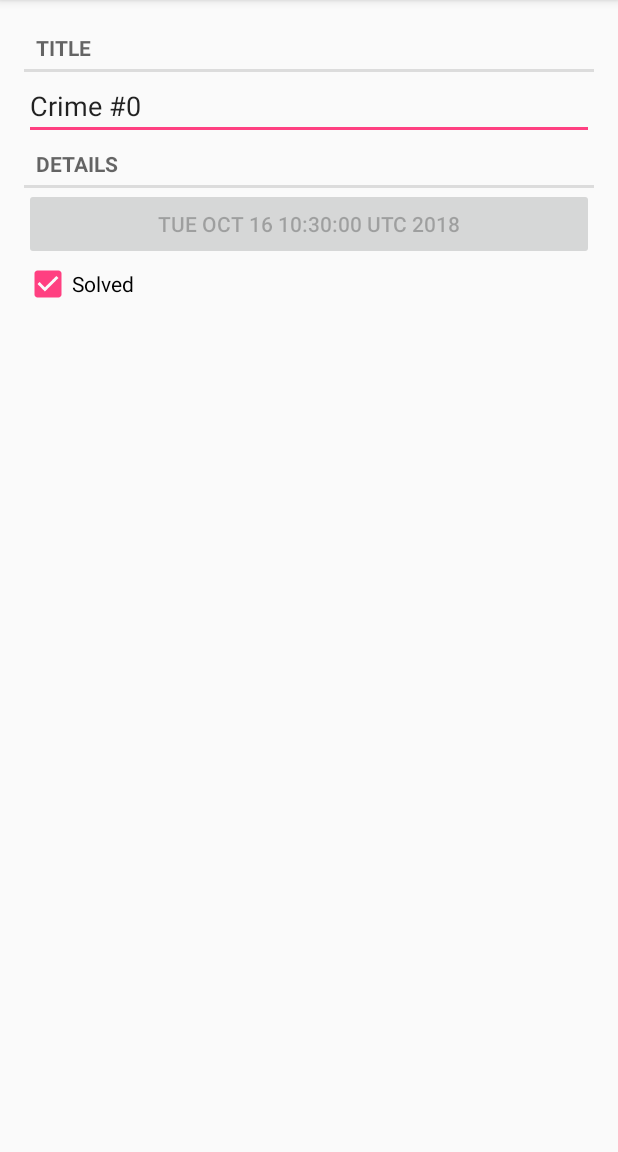
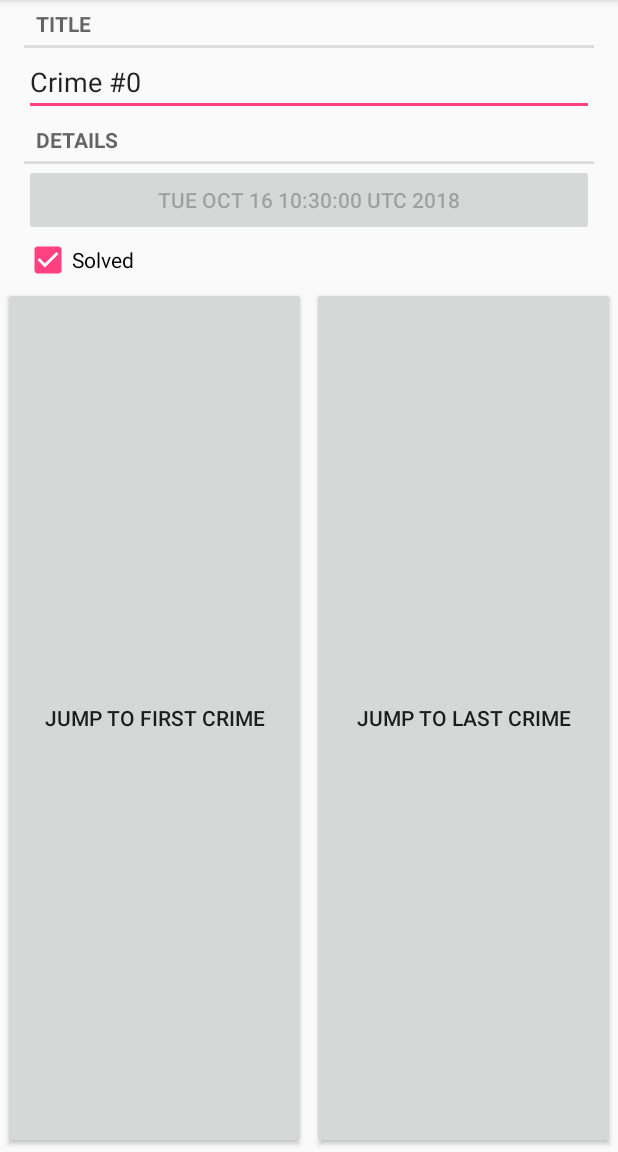
Before and after one commit to annasedlar/Android-CriminalIntent, an Android app: the screen it shows after launch (CrimeActivity before the commit, CrimePagerActivity after it), after a tap on an icon or button, on a phone screen of 412 x 824 dp, the part 84-1236 px from its top. Run offline under Robolectric (Android 15) with nearby library versions, the phone set to English and light mode, and no system bars.

Commit message:
implement ViewPager:

```diff
--- a/app/src/main/AndroidManifest.xml
+++ b/app/src/main/AndroidManifest.xml
@@ -16,7 +16,7 @@
                 <category android:name="android.intent.category.LAUNCHER" />
             </intent-filter>
         </activity>
-        <activity android:name=".CrimeActivity">
+        <activity android:name=".CrimePagerActivity">
 
         </activity>
     </application>
--- a/app/src/main/java/com/bignerdranch/android/criminalintent/CrimeActivity.java
+++ /dev/null
@@ -1,25 +0,0 @@
-package com.bignerdranch.android.criminalintent;
-
-import android.content.Context;
-import android.content.Intent;
-import android.support.v4.app.Fragment;
-
-import java.util.UUID;
-
-public class CrimeActivity extends SingleFragmentActivity {
-
-    private static final String EXTRA_CRIME_ID = "com.bignerdranch.android.criminalintent.crime_id";
-
-    public static Intent newIntent(Context packageContext, UUID crimeId) {
-        Intent intent = new Intent(packageContext, CrimeActivity.class);
-        intent.putExtra(EXTRA_CRIME_ID, crimeId);
-        return intent;
-    }
-
-    @Override
-    protected Fragment createFragment() {
-//        return new CrimeFragment();
-        UUID crimeId =  (UUID) getIntent().getSerializableExtra(EXTRA_CRIME_ID);
-        return CrimeFragment.newInstance(crimeId);
-    }
-}
--- a/app/src/main/java/com/bignerdranch/android/criminalintent/CrimeFragment.java
+++ b/app/src/main/java/com/bignerdranch/android/criminalintent/CrimeFragment.java
@@ -3,6 +3,7 @@ package com.bignerdranch.android.criminalintent;
 
 import android.os.Bundle;
 import android.support.v4.app.Fragment;
+import android.support.v4.view.ViewPager;
 import android.text.Editable;
 import android.text.TextWatcher;
 import android.util.Log;
@@ -14,6 +15,7 @@ import android.widget.CheckBox;
 import android.widget.CompoundButton;
 import android.widget.EditText;
 
+import java.util.List;
 import java.util.UUID;
 
 public class CrimeFragment extends Fragment {
@@ -24,6 +26,9 @@ public class CrimeFragment extends Fragment {
     private EditText mTitleField;
     private Button mDateButton;
     private CheckBox mSolvedCheckBox;
+    private List<Crime> mCrimes;
+    private Button mJumpToFirst;
+    private Button mJumpToLast;
 
     public static CrimeFragment newInstance(UUID crimeId) {
         Bundle args = new Bundle();
@@ -80,6 +85,35 @@ public class CrimeFragment extends Fragment {
             }
         });
 
+
+        final ViewPager vp = (ViewPager) getActivity().findViewById(R.id.crime_view_pager);
+        mCrimes = CrimeLab.getCrimeLab(getActivity()).getCrimes();
+
+        mJumpToFirst = (Button) v.findViewById(R.id.jump_to_first_crime);
+        mJumpToFirst.setOnClickListener(new View.OnClickListener() {
+            @Override
+            public void onClick(View view) {
+
+                if(vp.getCurrentItem() != 0){
+                    vp.setCurrentItem(0);
+                } else {
+                    mJumpToFirst.setEnabled(false);
+                }
+            }
+        });
+
+        mJumpToLast = (Button) v.findViewById(R.id.jump_to_last_crime);
+        mJumpToLast.setOnClickListener(new View.OnClickListener() {
+            @Override
+            public void onClick(View view) {
+                if(vp.getCurrentItem() != (mCrimes.size() - 1) ) {
+                    vp.setCurrentItem(mCrimes.size() - 1);
+                } else {
+                    mJumpToLast.setEnabled(false);
+                }
+            }
+        });
+
         return v;
     }
 }
--- a/app/src/main/java/com/bignerdranch/android/criminalintent/CrimeListFragment.java
+++ b/app/src/main/java/com/bignerdranch/android/criminalintent/CrimeListFragment.java
@@ -80,7 +80,7 @@ public class CrimeListFragment extends Fragment {
         @Override
         public void onClick(View view) {
             mItemUpdatedPosition = getAdapterPosition();
-            Intent intent = CrimeActivity.newIntent(getActivity(), mCrime.getId());
+            Intent intent = CrimePagerActivity.newIntent(getActivity(), mCrime.getId());
             startActivity(intent);
         }
 
--- /dev/null
+++ b/app/src/main/java/com/bignerdranch/android/criminalintent/CrimePagerActivity.java
@@ -0,0 +1,64 @@
+package com.bignerdranch.android.criminalintent;
+
+import android.content.Context;
+import android.content.Intent;
+import android.os.Bundle;
+import android.support.v4.app.Fragment;
+import android.support.v4.app.FragmentManager;
+import android.support.v4.app.FragmentStatePagerAdapter;
+import android.support.v4.view.ViewPager;
+import android.support.v7.app.AppCompatActivity;
+import android.util.Log;
+import android.view.View;
+import android.widget.Button;
+
+import java.util.List;
+import java.util.UUID;
+
+public class CrimePagerActivity extends AppCompatActivity {
+    private static final String EXTRA_CRIME_ID = "com.bignerdranch.android.criminalintent.crime_id";
+    private ViewPager mViewPager;
+    private List<Crime> mCrimes;
+    private Button mJumpToFirst;
+    private Button mJumpToLast;
+
+    public static Intent newIntent(Context packageContext, UUID crimeId){
+        Intent intent = new Intent(packageContext, CrimePagerActivity.class);
+        intent.putExtra(EXTRA_CRIME_ID, crimeId);
+        return intent;
+    }
+
+    @Override
+    protected void onCreate(Bundle savedInstanceState) {
+        super.onCreate(savedInstanceState);
+        setContentView(R.layout.activity_crime_pager);
+
+        UUID crimeId = (UUID) getIntent().getSerializableExtra(EXTRA_CRIME_ID);
+
+        mViewPager = (ViewPager) findViewById(R.id.crime_view_pager);
+
+
+        mCrimes = CrimeLab.getCrimeLab(this).getCrimes();
+        FragmentManager fragmentManager = getSupportFragmentManager();
+        mViewPager.setAdapter(new FragmentStatePagerAdapter(fragmentManager) {
+
+            @Override
+            public Fragment getItem(int position) {
+                Crime crime = mCrimes.get(position);
+                return CrimeFragment.newInstance(crime.getId());
+            }
+
+            @Override
+            public int getCount() {
+                return mCrimes.size();
+            }
+        });
+
+        for (int i = 0; i < mCrimes.size(); i++){
+            if (mCrimes.get(i).getId().equals(crimeId)){
+                mViewPager.setCurrentItem(i);
+                break;
+            }
+        }
+    }
+}
--- /dev/null
+++ b/app/src/main/res/layout/activity_crime_pager.xml
@@ -0,0 +1,8 @@
+<?xml version="1.0" encoding="utf-8"?>
+<android.support.v4.view.ViewPager
+    xmlns:android="http://schemas.android.com/apk/res/android"
+    android:id="@+id/crime_view_pager"
+    android:layout_width="match_parent"
+    android:layout_height="match_parent">
+
+</android.support.v4.view.ViewPager>
--- a/app/src/main/res/layout/fragment_crime.xml
+++ b/app/src/main/res/layout/fragment_crime.xml
@@ -3,35 +3,69 @@
     android:orientation="vertical"
     android:layout_width="match_parent"
     android:layout_height="match_parent"
-    android:layout_margin="16dp">
+    android:layout_margin="16dp"
+    >
 
     <TextView
         style="?android:listSeparatorTextViewStyle"
         android:layout_width="match_parent"
         android:layout_height="wrap_content"
-        android:text="@string/crime_title_label" />
+        android:text="@string/crime_title_label"
+        android:layout_marginLeft="16dp"
+        android:layout_marginRight="16dp"/>
 
     <EditText
         android:id="@+id/crime_title"
         android:layout_width="match_parent"
         android:layout_height="wrap_content"
-        android:hint="@string/crime_title_hint"/>
+        android:hint="@string/crime_title_hint"
+        android:layout_marginLeft="16dp"
+        android:layout_marginRight="16dp"/>
 
     <TextView
         style="?android:listSeparatorTextViewStyle"
         android:layout_width="match_parent"
         android:layout_height="wrap_content"
-        android:text="@string/crime_details_label" />
+        android:text="@string/crime_details_label"
+        android:layout_marginLeft="16dp"
+        android:layout_marginRight="16dp"/>
 
     <Button
         android:id="@+id/crime_date"
         android:layout_width="match_parent"
-        android:layout_height="wrap_content" />
+        android:layout_height="wrap_content"
+        android:layout_marginLeft="16dp"
+        android:layout_marginRight="16dp"/>
 
     <CheckBox
         android:id="@+id/crime_solved"
         android:layout_width="match_parent"
         android:layout_height="wrap_content"
-        android:text="@string/crime_solved_label" />
+        android:text="@string/crime_solved_label"
+        android:layout_marginLeft="16dp"
+        android:layout_marginRight="16dp" />
+
+    <LinearLayout
+        android:layout_width="match_parent"
+        android:layout_height="match_parent"
+        android:orientation="horizontal">
+
+        <Button
+            android:id="@+id/jump_to_first_crime"
+            android:layout_width="0dp"
+            android:layout_height="match_parent"
+            android:layout_weight="1"
+            android:layout_margin="2dp"
+            android:text="@string/jump_to_first"/>
+
+        <Button
+            android:id="@+id/jump_to_last_crime"
+            android:layout_width="0dp"
+            android:layout_height="match_parent"
+            android:layout_weight="1"
+            android:layout_margin="2dp"
+            android:text="@string/jump_to_last"/>
+
+    </LinearLayout>
 
 </LinearLayout>
--- a/app/src/main/res/layout/fragment_crime_list.xml
+++ b/app/src/main/res/layout/fragment_crime_list.xml
@@ -2,4 +2,6 @@
     xmlns:android="http://schemas.android.com/apk/res/android"
     android:id="@+id/crime_recycler_view"
     android:layout_width="match_parent"
-    android:layout_height="match_parent" />
+    android:layout_height="match_parent"
+    android:layout_margin="16dp"
+    android:orientation="vertical"/>
--- a/app/src/main/res/values/strings.xml
+++ b/app/src/main/res/values/strings.xml
@@ -4,4 +4,6 @@
     <string name="crime_title_label">Title</string>
     <string name="crime_details_label">Details</string>
     <string name="crime_solved_label">Solved</string>
+    <string name="jump_to_first">Jump To First Crime</string>
+    <string name="jump_to_last">Jump To Last Crime</string>
 </resources>
```
